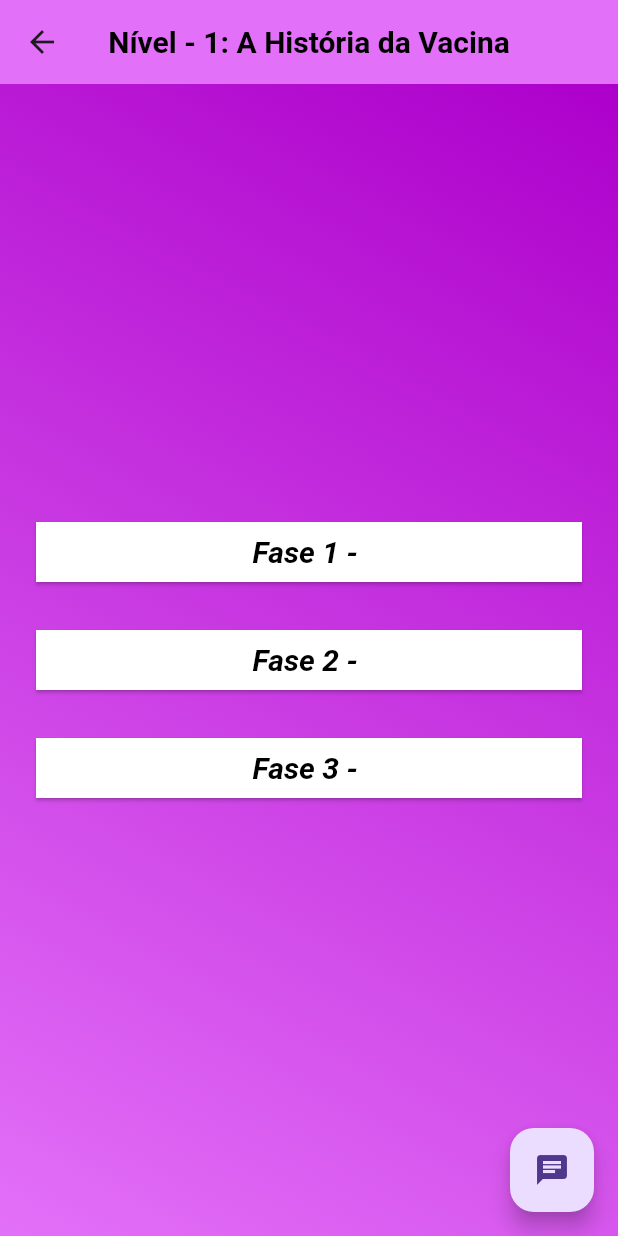
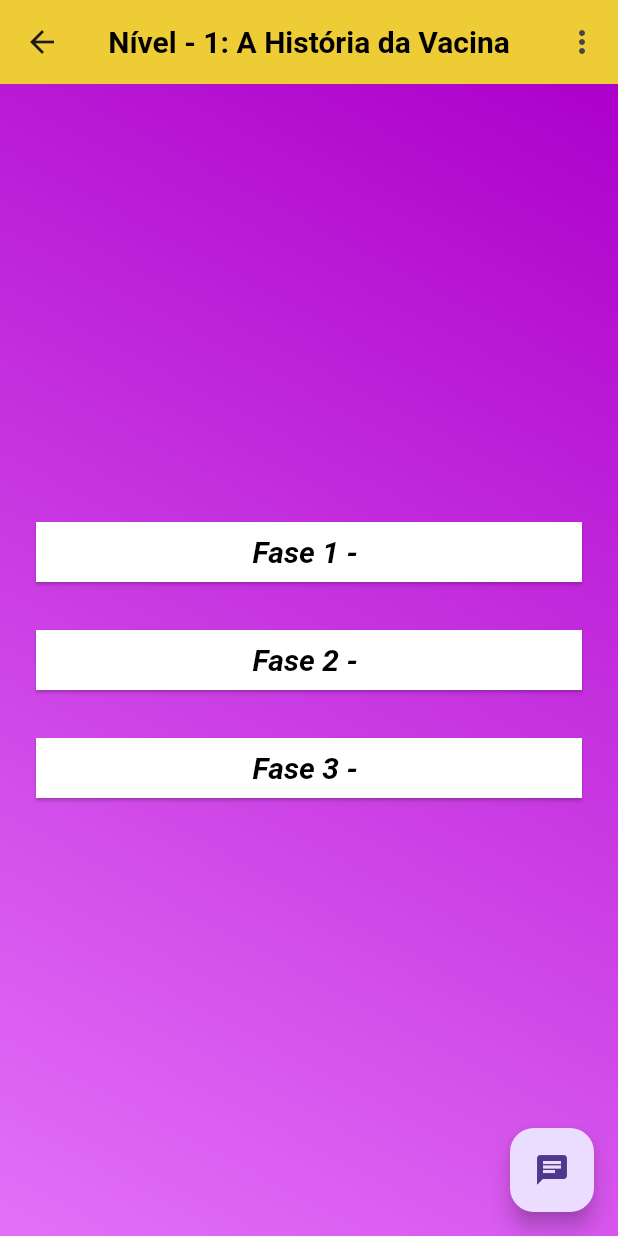
Before and after one commit to EduardoBento05/Vacinandoedu, a Flutter app: the FasePage screen opened directly, on a phone screen of 412 x 824 dp. Run offline on Flutter 3.47's test engine with Material 3 defaults, Android fonts, the light colour scheme and no system bars; our stand-ins replace audioplayers, cloud_firestore, firebase_auth, firebase_core, firebase_messaging, firebase_storage and 3 more; accounts and stored records are empty.

Commit message:
Quiz arrumado e jogo quase finalizado

```diff
--- a/lib/constants.dart
+++ b/lib/constants.dart
@@ -8,4 +8,8 @@ const Color incorrect = Color.fromARGB(234, 237, 28, 9);
 
 const Color neutral = Color(0xFFE7E7E7);
 
-const Color background = Color.fromARGB(255, 227, 112, 248);
+const Color shadorcolortopbar = Color.fromARGB(236, 188, 158, 22);
+
+const Color background = Color.fromARGB(255, 238, 204, 53);
+
+const Color amarelo = Color.fromARGB(255, 246, 216, 19);
--- a/lib/models/questions_model.dart
+++ b/lib/models/questions_model.dart
@@ -32,14 +32,14 @@ class Question {
   factory Question.fromMap(Map<String, dynamic> map) {
     Map<String, bool> options = {};
 
-    String optionsString =
-        map['options'].substring(1); // Remover o primeiro caractere "{"
+    String optionsString = map['options'].substring(
+        1, map['options'].length - 1); // Remover os caracteres "{" e "}"
 
     List<String> pairs = optionsString.split(', ');
     for (String pair in pairs) {
       List<String> keyValue = pair.split('=');
       String key = keyValue[0].trim();
-      bool value = (keyValue[1].trim().toLowerCase() == 'true');
+      bool value = keyValue[1].trim().toLowerCase() == 'true';
       options[key] = value;
     }
 
--- a/lib/pages/fase_page.dart
+++ b/lib/pages/fase_page.dart
@@ -29,6 +29,9 @@ class FasePage extends StatelessWidget {
             color: Colors.black,
           ),
         ),
+        actions: [
+          IconButton(onPressed: () => {}, icon: Icon(Icons.more_vert_outlined))
+        ],
       ),
       body: Container(
         decoration: const BoxDecoration(
--- a/lib/replay_box.dart
+++ b/lib/replay_box.dart
@@ -41,7 +41,11 @@ class ReplayBox extends StatelessWidget {
                   pageBuilder: (_, __, ___) => GamePage(nivel, fase),
                 ),
                 (route) => false),
-            child: Text("Recomeçar"),
+            child: Text(
+              "Recomeçar",
+              textAlign: TextAlign.center,
+              textScaler: TextScaler.noScaling,
+            ),
           ),
         ),
         Container(
--- a/lib/theme/app_theme.dart
+++ b/lib/theme/app_theme.dart
@@ -19,7 +19,7 @@ final appTheme = ThemeData(
         borderRadius: BorderRadius.circular(8),
       ),
       textStyle: textStyle.copyWith(
-        fontSize: 50,
+        fontSize: 20,
       ),
     ),
   ),
@@ -27,6 +27,6 @@ final appTheme = ThemeData(
 
 final textStyle = TextStyle(
   fontFamily: GoogleFonts.bubblegumSans().fontFamily,
-  fontSize: 40,
+  fontSize: 20,
   color: Colors.white,
 );
--- a/lib/widgets/next_button.dart
+++ b/lib/widgets/next_button.dart
@@ -9,7 +9,7 @@ class NextButton extends StatelessWidget {
     return Container(
       width: double.infinity,
       decoration: BoxDecoration(
-        color: neutral,
+        color: amarelo,
         borderRadius: BorderRadius.circular(10.0),
       ),
       padding: const EdgeInsets.symmetric(vertical: 10.0),
```
Also changed, not shown: lib/pages/game_memory_page.dart (+8 -5 lines), lib/pages/questions_page.dart (+0 -28 lines).
